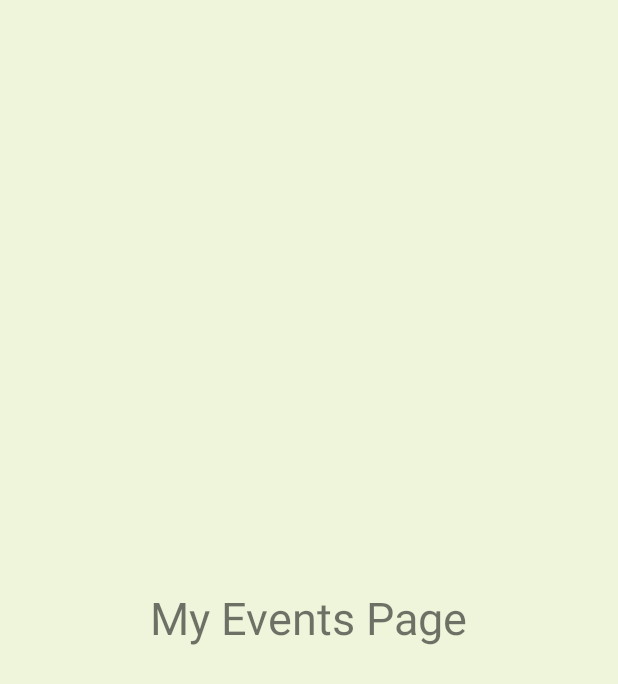
After one commit to matthewblomqui/SocialLive, an Android app: the layout fragment_my_event.xml on its own in the app's theme, with its tools: preview values and no code run, on a phone screen of 412 x 824 dp. The commit adds this screen. Shown: the top 684 px of the screen. Run offline under Robolectric (Android 15) with nearby library versions, the phone set to English and light mode, and no system bars.

Commit message:
Major UI changes: Fragments and Nav Bar, new list of TODOs

```diff
--- a/app/src/main/AndroidManifest.xml
+++ b/app/src/main/AndroidManifest.xml
@@ -16,10 +16,6 @@
                 <category android:name="android.intent.category.LAUNCHER" />
             </intent-filter>
         </activity>
-        <activity android:name=".FindEvents" />
-        <activity android:name=".Category" />
-        <activity android:name=".MyEventsPage" />
-        <activity android:name=".EventsAttending"></activity>
     </application>
 
 </manifest>
--- /dev/null
+++ b/app/src/main/res/layout/fragment_my_event.xml
@@ -0,0 +1,13 @@
+<?xml version="1.0" encoding="utf-8"?>
+<RelativeLayout xmlns:android="http://schemas.android.com/apk/res/android"
+    android:layout_width="match_parent" android:layout_height="match_parent"
+    android:background="@color/colorHighlight">
+
+    <TextView
+        android:layout_width="wrap_content"
+        android:layout_height="wrap_content"
+        android:text="My Events Page"
+        android:textSize="30sp"
+        android:layout_centerInParent="true"/>
+
+</RelativeLayout>
--- a/app/src/main/res/menu/bottom_navigation.xml
+++ b/app/src/main/res/menu/bottom_navigation.xml
@@ -16,4 +16,9 @@
         android:id="@+id/nav_create"
         android:icon="@drawable/ic_create_black_24dp"
         android:title="Create Event" />
+
+    <item
+        android:id="@+id/nav_my_events"
+        android:icon="@drawable/ic_event_note_black_24dp"
+        android:title="My Event" />
 </menu>
```
Also changed, not shown: app/src/main/java/nothelloworld/sociallive/Category.java (deleted, +0 -13 lines), app/src/main/java/nothelloworld/sociallive/EventsAttending.java (deleted, +0 -13 lines), app/src/main/java/nothelloworld/sociallive/FindEvents.java (deleted, +0 -13 lines), app/src/main/java/nothelloworld/sociallive/MainActivity.java (+15 -15 lines), app/src/main/java/nothelloworld/sociallive/MyEventFragment.java (added, +18 -0 lines), app/src/main/java/nothelloworld/sociallive/MyEventsPage.java (deleted, +0 -13 lines), app/src/main/res/drawable/ic_event_note_black_24dp.xml (added, +9 -0 lines).
